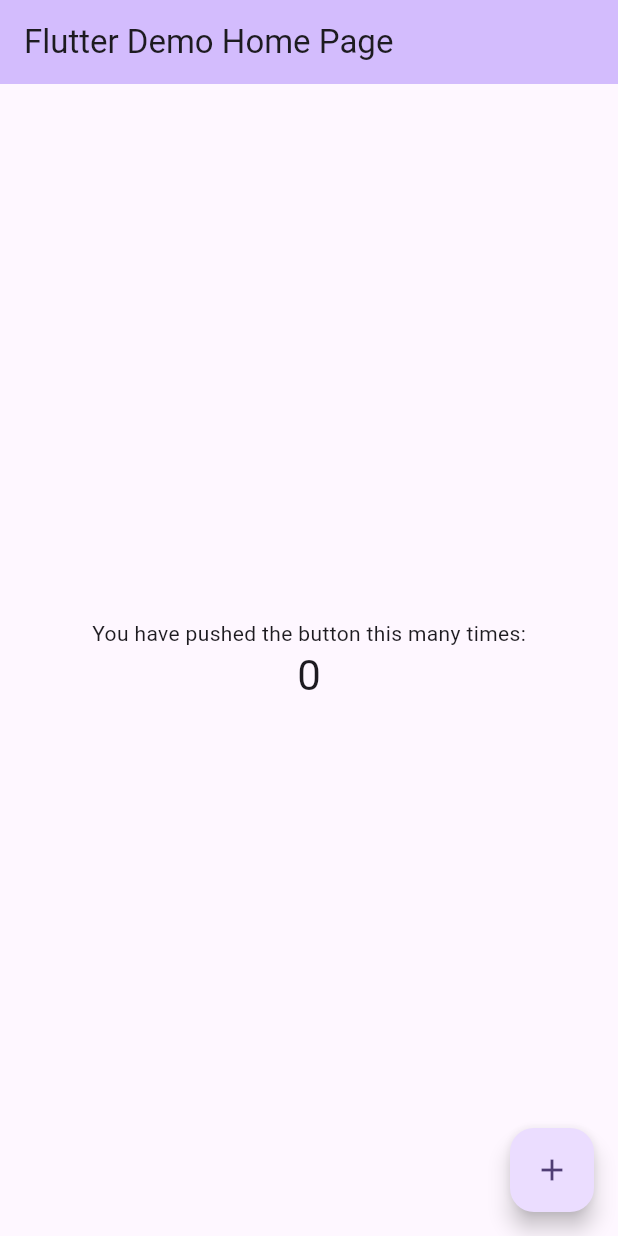
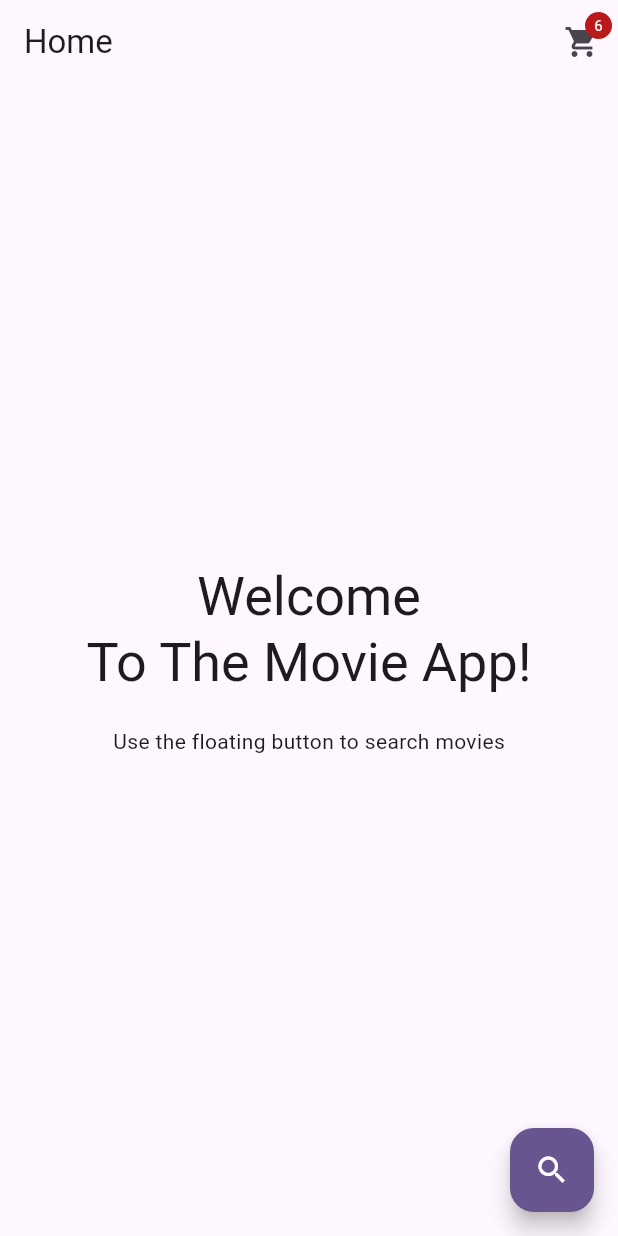
Before and after one commit to alan0053/flutterMovieDB, a Flutter app: the screen it shows after launch, on a phone screen of 412 x 824 dp. Run offline on Flutter 3.47's test engine with Material 3 defaults, Android fonts, the phone set to English and light mode, and no system bars; our stand-ins replace google_fonts.

Commit message:
layout edited , fetch functionality added and tested now on home page we can list the results as cards

```diff
--- a/analysis_options.yaml
+++ b/analysis_options.yaml
@@ -10,6 +10,8 @@
 include: package:flutter_lints/flutter.yaml
 
 linter:
+formatter:
+  page_width: 50
   # The lint rules applied to this project can be customized in the
   # section below to disable rules from the `package:flutter_lints/flutter.yaml`
   # included above or to enable additional rules. A list of all available lints
@@ -23,6 +25,5 @@ linter:
   rules:
     # avoid_print: false  # Uncomment to disable the `avoid_print` rule
     # prefer_single_quotes: true  # Uncomment to enable the `prefer_single_quotes` rule
-
 # Additional information about this file can be found at
 # https://dart.dev/guides/language/analysis-options
--- a/lib/data/httphelper.dart
+++ b/lib/data/httphelper.dart
@@ -0,0 +1,34 @@
+import 'dart:convert';
+import 'package:http/http.dart' as http;
+import 'movie.dart';
+
+class HttpHelper {
+  final String domain = 'api.themoviedb.org';
+  final String apiKey = 'f8abbb15bd47c3b5ea6705be83313d83';
+  final String path = '/3/search/movie';
+
+  Future<List<Movie>> searchMovies(String keyword) async {
+    Map<String, String> params = {
+      'api_key': apiKey,
+      'query': keyword,
+      'language': 'en-US',
+    };
+
+    Uri uri = Uri.https(domain, path, params);
+    http.Response result = await http.get(uri);
+
+    if (result.statusCode == 200) {
+      // checking for success
+      // Decode the JSON response
+      Map<String, dynamic> json = jsonDecode(result.body);
+      // Extract the results
+      List<dynamic> results = json['results'];
+      // Map the results to Movie objects
+      // and return the list of movies
+      List<Movie> movies = results.map((data) => Movie.fromJson(data)).toList();
+      return movies;
+    } else {
+      throw Exception('Failed to fetch movies: ${result.statusCode}');
+    }
+  }
+}
--- a/lib/data/movie.dart
+++ b/lib/data/movie.dart
@@ -0,0 +1,31 @@
+class Movie {
+  int id;
+  String title;
+  String overview;
+  DateTime? releaseDate;
+  String? posterPath;
+  double popularity;
+
+  Movie(
+    this.id,
+    this.title,
+    this.overview,
+    this.releaseDate,
+    this.posterPath,
+    this.popularity,
+  );
+
+  // Named constructor with validation & defaults
+  factory Movie.fromJson(Map<String, dynamic> data) {
+    return Movie(
+      data['id'] ?? 0,
+      data['title'] ?? '',
+      data['overview'] ?? '',
+      data['release_date'] != null
+          ? DateTime.tryParse(data['release_date'])
+          : null,
+      data['poster_path'],
+      (data['popularity'] as num?)?.toDouble() ?? 0.0,
+    );
+  }
+}
--- a/lib/main.dart
+++ b/lib/main.dart
@@ -1,122 +1,30 @@
 import 'package:flutter/material.dart';
+import 'package:provider/provider.dart';
+import 'pages/homepage.dart';
+import './providers/movieprovider.dart';
 
 void main() {
-  runApp(const MyApp());
+  runApp(
+    MultiProvider(
+      providers: [
+        ChangeNotifierProvider(create: (_) => MovieProvider()),
+      ],
+      child: const MyApp(),
+    ),
+  );
 }
 
 class MyApp extends StatelessWidget {
   const MyApp({super.key});
 
-  // This widget is the root of your application.
   @override
   Widget build(BuildContext context) {
     return MaterialApp(
-      title: 'Flutter Demo',
+      debugShowCheckedModeBanner: false,
+      title: 'Movie App',
       theme: ThemeData(
-        // This is the theme of your application.
-        //
-        // TRY THIS: Try running your application with "flutter run". You'll see
-        // the application has a purple toolbar. Then, without quitting the app,
-        // try changing the seedColor in the colorScheme below to Colors.green
-        // and then invoke "hot reload" (save your changes or press the "hot
-        // reload" button in a Flutter-supported IDE, or press "r" if you used
-        // the command line to start the app).
-        //
-        // Notice that the counter didn't reset back to zero; the application
-        // state is not lost during the reload. To reset the state, use hot
-        // restart instead.
-        //
-        // This works for code too, not just values: Most code changes can be
-        // tested with just a hot reload.
-        colorScheme: ColorScheme.fromSeed(seedColor: Colors.deepPurple),
-      ),
-      home: const MyHomePage(title: 'Flutter Demo Home Page'),
+          colorScheme: ColorScheme.fromSeed(seedColor: Colors.deepPurple)),
+      home: const HomePage(),
     );
   }
 }
-
-class MyHomePage extends StatefulWidget {
-  const MyHomePage({super.key, required this.title});
-
-  // This widget is the home page of your application. It is stateful, meaning
-  // that it has a State object (defined below) that contains fields that affect
-  // how it looks.
-
-  // This class is the configuration for the state. It holds the values (in this
-  // case the title) provided by the parent (in this case the App widget) and
-  // used by the build method of the State. Fields in a Widget subclass are
-  // always marked "final".
-
-  final String title;
-
-  @override
-  State<MyHomePage> createState() => _MyHomePageState();
-}
-
-class _MyHomePageState extends State<MyHomePage> {
-  int _counter = 0;
-
-  void _incrementCounter() {
-    setState(() {
-      // This call to setState tells the Flutter framework that something has
-      // changed in this State, which causes it to rerun the build method below
-      // so that the display can reflect the updated values. If we changed
-      // _counter without calling setState(), then the build method would not be
-      // called again, and so nothing would appear to happen.
-      _counter++;
-    });
-  }
-
-  @override
-  Widget build(BuildContext context) {
-    // This method is rerun every time setState is called, for instance as done
-    // by the _incrementCounter method above.
-    //
-    // The Flutter framework has been optimized to make rerunning build methods
-    // fast, so that you can just rebuild anything that needs updating rather
-    // than having to individually change instances of widgets.
-    return Scaffold(
-      appBar: AppBar(
-        // TRY THIS: Try changing the color here to a specific color (to
-        // Colors.amber, perhaps?) and trigger a hot reload to see the AppBar
-        // change color while the other colors stay the same.
-        backgroundColor: Theme.of(context).colorScheme.inversePrimary,
-        // Here we take the value from the MyHomePage object that was created by
-        // the App.build method, and use it to set our appbar title.
-        title: Text(widget.title),
-      ),
-      body: Center(
-        // Center is a layout widget. It takes a single child and positions it
-        // in the middle of the parent.
-        child: Column(
-          // Column is also a layout widget. It takes a list of children and
-          // arranges them vertically. By default, it sizes itself to fit its
-          // children horizontally, and tries to be as tall as its parent.
-          //
-          // Column has various properties to control how it sizes itself and
-          // how it positions its children. Here we use mainAxisAlignment to
-          // center the children vertically; the main axis here is the vertical
-          // axis because Columns are vertical (the cross axis would be
-          // horizontal).
-          //
-          // TRY THIS: Invoke "debug painting" (choose the "Toggle Debug Paint"
-          // action in the IDE, or press "p" in the console), to see the
-          // wireframe for each widget.
-          mainAxisAlignment: MainAxisAlignment.center,
-          children: <Widget>[
-            const Text('You have pushed the button this many times:'),
-            Text(
-              '$_counter',
-              style: Theme.of(context).textTheme.headlineMedium,
-            ),
-          ],
-        ),
-      ),
-      floatingActionButton: FloatingActionButton(
-        onPressed: _incrementCounter,
-        tooltip: 'Increment',
-        child: const Icon(Icons.add),
-      ), // This trailing comma makes auto-formatting nicer for build methods.
-    );
-  }
-}
--- a/lib/pages/homepage.dart
+++ b/lib/pages/homepage.dart
@@ -0,0 +1,139 @@
+import 'package:flutter/material.dart';
+import 'package:provider/provider.dart';
+import './rentedpage.dart';
+import '../theme/theme.dart';
+import '../providers/movieprovider.dart';
+import '../components/moviecard.dart';
+
+class HomePage extends StatefulWidget {
+  const HomePage({super.key});
+
+  @override
+  State<HomePage> createState() => _HomePageState();
+}
+
+class _HomePageState extends State<HomePage> {
+  late TextEditingController searchController;
+
+  @override
+  void initState() {
+    super.initState();
+    searchController = TextEditingController();
+  }
+
+  @override
+  void dispose() {
+    searchController.dispose();
+    super.dispose();
+  }
+
+  Future<void> _dialogBuilder(BuildContext context) {
+    return showDialog(
+      context: context,
+      builder: (BuildContext context) {
+        return AlertDialog(
+          title: const Text('Search Movie'),
+          content: TextField(
+            controller: searchController,
+            autofocus: true,
+            decoration: const InputDecoration(
+              hintText: 'Search',
+              border: OutlineInputBorder(),
+            ),
+            keyboardType: TextInputType.text,
+          ),
+          actions: [
+            TextButton(
+              onPressed: () {
+                final keyword = searchController.text.trim();
+                if (keyword.isNotEmpty) {
+                  Provider.of<MovieProvider>(context, listen: false)
+                      .search(keyword);
+                }
+                Navigator.of(context).pop();
+              },
+              child: const Text('Search'),
+            ),
+            TextButton(
+              onPressed: () => Navigator.of(context).pop(),
+              child: const Text('Cancel'),
+            ),
+          ],
+        );
+      },
+    );
+  }
+
+  @override
+  Widget build(BuildContext context) {
+    final textTheme = Theme.of(context).textTheme;
+    final colorTheme = Theme.of(context).colorScheme;
+    final movieProvider = Provider.of<MovieProvider>(context);
+
+    return Scaffold(
+      appBar: AppBar(
+        title: const Text("Home"),
+        actions: [
+          Stack(
+            children: [
+              IconButton(
+                icon: const Icon(Icons.shopping_cart),
+                onPressed: () {
+                  Navigator.push(
+                    context,
+                    MaterialPageRoute(builder: (_) => const RentedPage()),
+                  );
+                },
+              ),
+              Positioned(
+                right: 4,
+                top: 4,
+                child: CircleAvatar(
+                  backgroundColor: colorTheme.error,
+                  radius: 9,
+                  child: Text(
+                    '6',
+                    style: textTheme.bodyLarge?.copyWith(
+                      color: colorTheme.onPrimary,
+                      fontSize: 10,
+                    ),
+                  ),
+                ),
+              ),
+            ],
+          ),
+        ],
+      ),
+      body: Padding(
+        padding: const EdgeInsets.all(16),
+        child: movieProvider.movies.isNotEmpty
+            ? ListView.builder(
+                itemCount: movieProvider.movies.length,
+                itemBuilder: (context, index) {
+                  final movie = movieProvider.movies[index];
+                  return MovieCard(movie: movie);
+                },
+              )
+            : Center(
+                child: Column(
+                  mainAxisAlignment: MainAxisAlignment.center,
+                  children: [
+                    Text("Welcome", style: textTheme.displaySmall),
+                    Text("To The Movie App!", style: textTheme.displaySmall),
+                    const SizedBox(height: 20),
+                    const Text("Use the floating button to search movies"),
+                  ],
+                ),
+              ),
+      ),
+      floatingActionButton: FloatingActionButton(
+        onPressed: () {
+          _dialogBuilder(context);
+        },
+        backgroundColor: colorTheme.primary,
+        foregroundColor: colorTheme.onPrimary,
+        child: const Icon(Icons.search),
+      ),
+    );
+  }
+}
--- /dev/null
+++ b/lib/providers/movieprovider.dart
@@ -0,0 +1,25 @@
+import 'package:flutter/material.dart';
+import '../data/movie.dart';
+import '../data/httphelper.dart';
+
+class MovieProvider with ChangeNotifier {
+  final HttpHelper _httpHelper = HttpHelper();
+
+  List<Movie> _movies = [];
+  List<Movie> get movies => _movies;
+
+  Future<List<Movie>> search(String keyword) async {
+    try {
+      _movies = await _httpHelper.searchMovies(keyword);
+    } catch (e) {
+      _movies = [];
+    }
+    notifyListeners();
+    return _movies;
+  }
+
+  void clearResults() {
+    _movies.clear();
+    notifyListeners();
+  }
+}
```
Also changed, not shown: lib/components/moviecard.dart (added, +125 -0 lines), lib/pages/rentedpage.dart (+17 -0 lines), lib/pages/watchpage.dart (+10 -0 lines), lib/theme/theme.dart (+77 -0 lines), pubspec.yaml (+6 -2 lines), lib/data/movieprovider.dart (deleted), lib/data/preferenceprovider.dart (deleted), lib/providers/preferenceprovider.dart (added), pubspec.lock, 10 other files.
